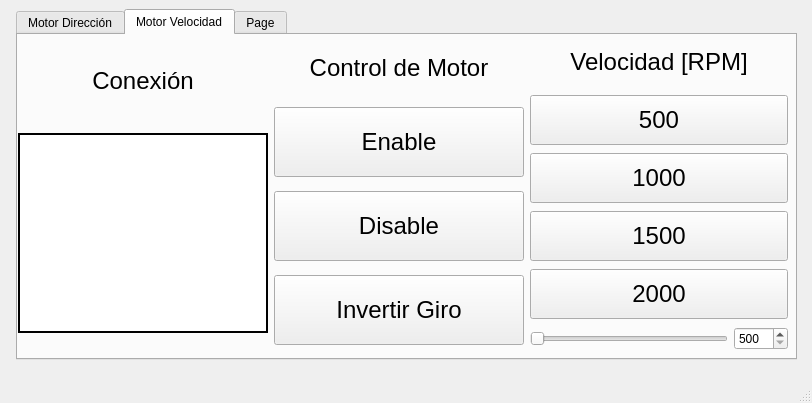
Qt form mainwindow.ui (WenceslaoFB/QT_CAN_MOTOR) before a commit.
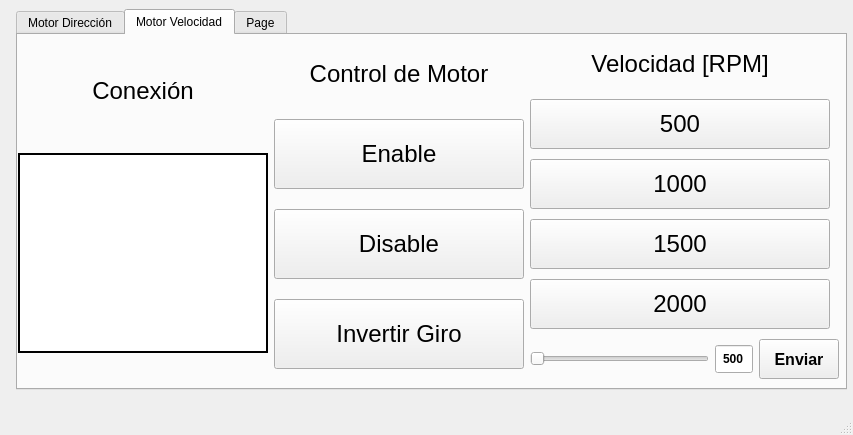
The same form after that commit.

Commit message: armo msj de pos y vel

```diff
--- a/mainwindow.ui
+++ b/mainwindow.ui
@@ -6,8 +6,8 @@
    <rect>
     <x>0</x>
     <y>0</y>
-    <width>812</width>
-    <height>403</height>
+    <width>853</width>
+    <height>435</height>
    </rect>
   </property>
   <property name="windowTitle">
@@ -35,8 +35,8 @@
      <rect>
       <x>16</x>
       <y>9</y>
-      <width>781</width>
-      <height>351</height>
+      <width>831</width>
+      <height>381</height>
      </rect>
     </property>
     <property name="currentIndex">
@@ -245,8 +245,8 @@
        <rect>
         <x>0</x>
         <y>0</y>
-        <width>770</width>
-        <height>321</height>
+        <width>821</width>
+        <height>351</height>
        </rect>
       </property>
       <layout class="QHBoxLayout" name="horizontalLayout_2">
@@ -487,6 +487,26 @@
            </item>
            <item>
             <widget class="QSpinBox" name="spin_rpm">
+             <property name="maximumSize">
+              <size>
+               <width>50</width>
+               <height>30</height>
+              </size>
+             </property>
+             <property name="font">
+              <font>
+               <bold>true</bold>
+              </font>
+             </property>
+             <property name="alignment">
+              <set>Qt::AlignCenter</set>
+             </property>
+             <property name="readOnly">
+              <bool>true</bool>
+             </property>
+             <property name="buttonSymbols">
+              <enum>QAbstractSpinBox::NoButtons</enum>
+             </property>
              <property name="minimum">
               <number>500</number>
              </property>
@@ -495,6 +515,25 @@
              </property>
             </widget>
            </item>
+           <item>
+            <widget class="QPushButton" name="vel_slid_bot">
+             <property name="maximumSize">
+              <size>
+               <width>80</width>
+               <height>40</height>
+              </size>
+             </property>
+             <property name="font">
+              <font>
+               <pointsize>12</pointsize>
+               <bold>true</bold>
+              </font>
+             </property>
+             <property name="text">
+              <string>Enviar</string>
+             </property>
+            </widget>
+           </item>
           </layout>
          </item>
         </layout>
```
Left out of the diff: 4 changed lines with no effect on the pictures. The commit also changes 2 other files.
